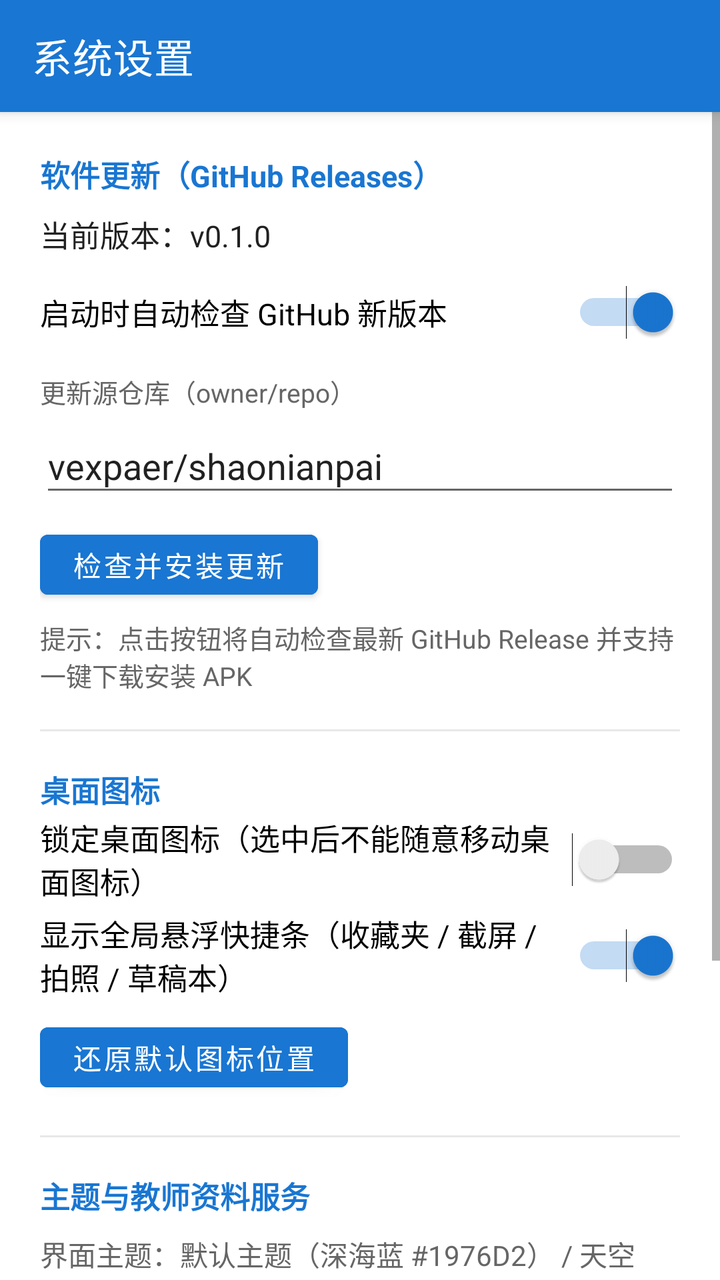
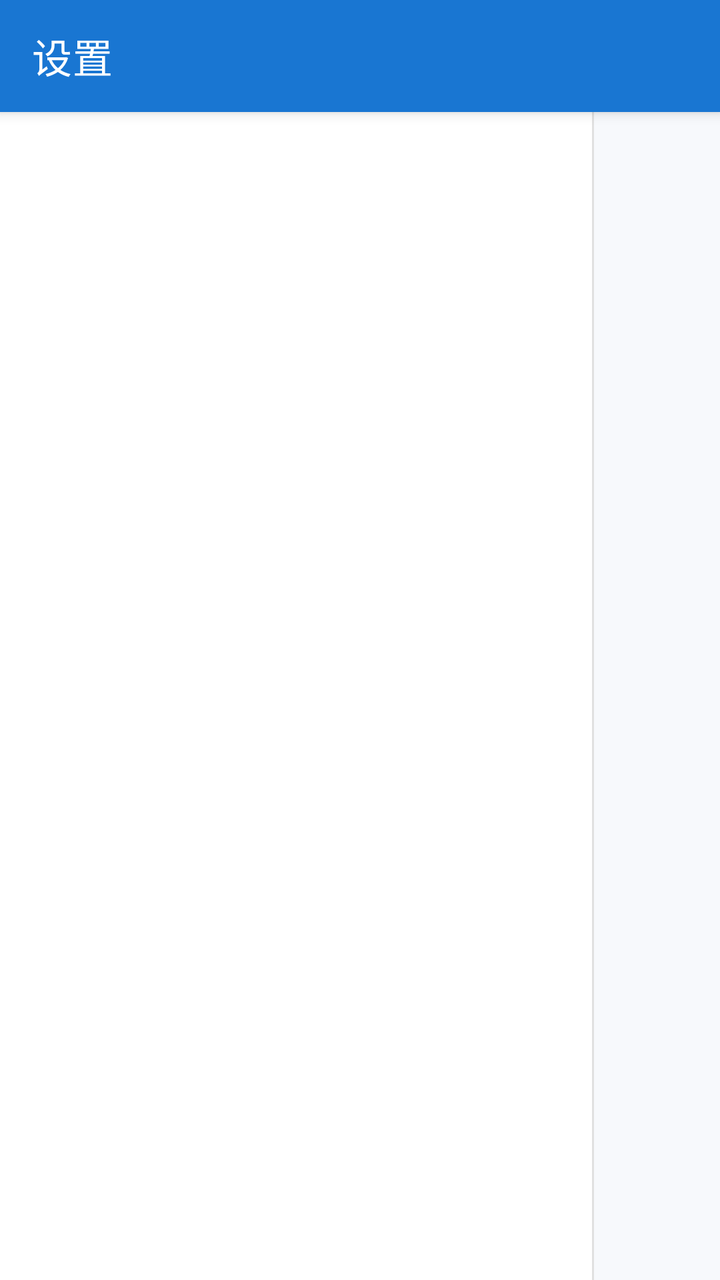

Compare the two renders of this Android layout. The source of the first and the diff that turns it into the second are given below.
<!-- AndroidManifest.xml: activity theme AppTheme.NoActionBar -->
<!-- res/layout/activity_settings.xml -->
<?xml version="1.0" encoding="utf-8"?>
<LinearLayout xmlns:android="http://schemas.android.com/apk/res/android"
    xmlns:app="http://schemas.android.com/apk/res-auto"
    android:layout_width="match_parent"
    android:layout_height="match_parent"
    android:background="#FFFFFFFF"
    android:orientation="vertical">

    <androidx.appcompat.widget.Toolbar
        android:id="@+id/toolbar"
        android:layout_width="match_parent"
        android:layout_height="56dp"
        android:background="@color/primaryColor"
        android:elevation="4dp"
        android:theme="@style/ToolbarTheme"
        app:title="系统设置"
        app:titleTextColor="#FFFFFF" />

    <ScrollView
        android:layout_width="match_parent"
        android:layout_height="match_parent">

        <LinearLayout
            android:layout_width="match_parent"
            android:layout_height="wrap_content"
            android:orientation="vertical"
            android:padding="20dp">

            
            <TextView
                android:layout_width="wrap_content"
                android:layout_height="wrap_content"
                android:text="软件更新（GitHub Releases）"
                android:textColor="@color/primaryColor"
                android:textSize="15sp"
                android:textStyle="bold" />

            <TextView
                android:id="@+id/tvCurrentVersion"
                android:layout_width="wrap_content"
                android:layout_height="wrap_content"
                android:layout_marginTop="8dp"
                android:text="当前版本：v0.1.0"
                android:textColor="@color/textPrimary"
                android:textSize="15sp" />

            <Switch
                android:id="@+id/swAutoUpdate"
                android:layout_width="match_parent"
                android:layout_height="48dp"
                android:layout_marginTop="4dp"
                android:checked="true"
                android:text="启动时自动检查 GitHub 新版本"
                android:textSize="15sp" />

            <TextView
                android:layout_width="wrap_content"
                android:layout_height="wrap_content"
                android:layout_marginTop="6dp"
                android:text="更新源仓库（owner/repo）"
                android:textColor="@color/textSecondary"
                android:textSize="13sp" />

            <EditText
                android:id="@+id/etGithubRepo"
                android:layout_width="match_parent"
                android:layout_height="44dp"
                android:layout_marginTop="4dp"
                android:hint="vexpaer/shaonianpai"
                android:singleLine="true"
                android:text="vexpaer/shaonianpai" />

            <LinearLayout
                android:layout_width="match_parent"
                android:layout_height="wrap_content"
                android:layout_marginTop="8dp"
                android:gravity="center_vertical"
                android:orientation="horizontal">

                <Button
                    android:id="@+id/btnCheckUpdate"
                    android:layout_width="wrap_content"
                    android:layout_height="42dp"
                    android:backgroundTint="@color/primaryColor"
                    android:text="检查并安装更新"
                    android:textColor="#FFFFFF" />

                <ProgressBar
                    android:id="@+id/pbCheckUpdate"
                    android:layout_width="24dp"
                    android:layout_height="24dp"
                    android:layout_marginStart="12dp"
                    android:visibility="gone" />
            </LinearLayout>

            <TextView
                android:id="@+id/tvUpdateStatus"
                android:layout_width="match_parent"
                android:layout_height="wrap_content"
                android:layout_marginTop="6dp"
                android:text="提示：点击按钮将自动检查最新 GitHub Release 并支持一键下载安装 APK"
                android:textColor="@color/textSecondary"
                android:textSize="13sp" />

            <View
                android:layout_width="match_parent"
                android:layout_height="1dp"
                android:layout_marginTop="18dp"
                android:layout_marginBottom="18dp"
                android:background="@color/separateLine" />

            
            <TextView
                android:layout_width="wrap_content"
                android:layout_height="wrap_content"
                android:text="桌面图标"
                android:textColor="@color/primaryColor"
                android:textSize="15sp"
                android:textStyle="bold" />

            <Switch
                android:id="@+id/swLockIcons"
                android:layout_width="match_parent"
                android:layout_height="48dp"
                android:checked="false"
                android:text="锁定桌面图标（选中后不能随意移动桌面图标）"
                android:textSize="15sp" />

            <Switch
                android:id="@+id/swFloatingBar"
                android:layout_width="match_parent"
                android:layout_height="48dp"
                android:checked="true"
                android:text="显示全局悬浮快捷条（收藏夹 / 截屏 / 拍照 / 草稿本）"
                android:textSize="15sp" />

            <Button
                android:id="@+id/btnResetPositions"
                android:layout_width="wrap_content"
                android:layout_height="42dp"
                android:layout_marginTop="6dp"
                android:backgroundTint="@color/primaryColor"
                android:text="还原默认图标位置"
                android:textColor="#FFFFFF" />

            <View
                android:layout_width="match_parent"
                android:layout_height="1dp"
                android:layout_marginTop="18dp"
                android:layout_marginBottom="18dp"
                android:background="@color/separateLine" />

            
            <TextView
                android:layout_width="wrap_content"
                android:layout_height="wrap_content"
                android:text="主题与教师资料服务"
                android:textColor="@color/primaryColor"
                android:textSize="15sp"
                android:textStyle="bold" />

            <TextView
                android:layout_width="match_parent"
                android:layout_height="wrap_content"
                android:layout_marginTop="8dp"
                android:text="界面主题：默认主题（深海蓝 #1976D2） / 天空蓝 / 梦幻紫"
                android:textColor="@color/textSecondary"
                android:textSize="14sp" />

            <TextView
                android:layout_width="wrap_content"
                android:layout_height="wrap_content"
                android:layout_marginTop="12dp"
                android:text="教师资料服务地址"
                android:textColor="@color/textPrimary"
                android:textSize="15sp" />

            <EditText
                android:id="@+id/etServerUrl"
                android:layout_width="match_parent"
                android:layout_height="44dp"
                android:layout_marginTop="6dp"
                android:hint="http://10.0.2.2:8765"
                android:singleLine="true"
                android:text="http://10.0.2.2:8765" />

            <Button
                android:id="@+id/btnSaveServer"
                android:layout_width="wrap_content"
                android:layout_height="42dp"
                android:layout_marginTop="8dp"
                android:backgroundTint="@color/primaryColor"
                android:text="保存并测试连接"
                android:textColor="#FFFFFF" />

            <TextView
                android:id="@+id/tvConnectionStatus"
                android:layout_width="match_parent"
                android:layout_height="wrap_content"
                android:layout_marginTop="8dp"
                android:text="状态：已连接本地模拟后端（5 个学习任务，9 份测试附件）"
                android:textColor="#2E7D32"
                android:textSize="14sp" />
        </LinearLayout>
    </ScrollView>
</LinearLayout>
<!-- resources referenced by this layout -->
<resources>
  <color name="primaryColor">#FF1976D2</color>
  <color name="separateLine">#FFE8E8E8</color>
  <color name="textPrimary">#FF212121</color>
  <color name="textSecondary">#FF666666</color>
  <style name="ToolbarTheme" parent="ThemeOverlay.AppCompat.Dark.ActionBar">
          <item name="android:textColorPrimary">#FFFFFF</item>
          <item name="android:textColorSecondary">#FFFFFF</item>
      </style>
  <style name="AppTheme.NoActionBar" parent="Theme.MaterialComponents.Light.NoActionBar">
          <item name="colorPrimary">@color/primaryColor</item>
          <item name="colorPrimaryDark">@color/primaryDarkColor</item>
          <item name="colorAccent">@color/primaryColor</item>
          <item name="android:statusBarColor">@color/primaryDarkColor</item>
      </style>
  <color name="primaryDarkColor">#FF004BA0</color>
</resources>

<!-- the commit's change to res/layout/activity_settings.xml (unified diff, before → after) -->
@@ -3,7 +3,7 @@
     xmlns:app="http://schemas.android.com/apk/res-auto"
     android:layout_width="match_parent"
     android:layout_height="match_parent"
-    android:background="#FFFFFFFF"
+    android:background="#FFF5F7FA"
     android:orientation="vertical">
 
     <androidx.appcompat.widget.Toolbar
@@ -13,194 +13,52 @@
         android:background="@color/primaryColor"
         android:elevation="4dp"
         android:theme="@style/ToolbarTheme"
-        app:title="系统设置"
+        app:title="设置"
         app:titleTextColor="#FFFFFF" />
 
-    <ScrollView
+    
+    <LinearLayout
+        android:id="@+id/settingsSplitRoot"
         android:layout_width="match_parent"
-        android:layout_height="match_parent">
+        android:layout_height="0dp"
+        android:layout_weight="1"
+        android:orientation="horizontal">
 
-        <LinearLayout
-            android:layout_width="match_parent"
-            android:layout_height="wrap_content"
-            android:orientation="vertical"
-            android:padding="20dp">
-
-            
-            <TextView
-                android:layout_width="wrap_content"
-                android:layout_height="wrap_content"
-                android:text="软件更新（GitHub Releases）"
-                android:textColor="@color/primaryColor"
-                android:textSize="15sp"
-                android:textStyle="bold" />
-
-            <TextView
-                android:id="@+id/tvCurrentVersion"
-                android:layout_width="wrap_content"
-                android:layout_height="wrap_content"
-                android:layout_marginTop="8dp"
-                android:text="当前版本：v0.1.0"
-                android:textColor="@color/textPrimary"
-                android:textSize="15sp" />
-
-            <Switch
-                android:id="@+id/swAutoUpdate"
-                android:layout_width="match_parent"
-                android:layout_height="48dp"
-                android:layout_marginTop="4dp"
-                android:checked="true"
-                android:text="启动时自动检查 GitHub 新版本"
-                android:textSize="15sp" />
-
-            <TextView
-                android:layout_width="wrap_content"
-                android:layout_height="wrap_content"
-                android:layout_marginTop="6dp"
-                android:text="更新源仓库（owner/repo）"
-                android:textColor="@color/textSecondary"
-                android:textSize="13sp" />
-
-            <EditText
-                android:id="@+id/etGithubRepo"
-                android:layout_width="match_parent"
-                android:layout_height="44dp"
-                android:layout_marginTop="4dp"
-                android:hint="vexpaer/shaonianpai"
-                android:singleLine="true"
-                android:text="vexpaer/shaonianpai" />
+        
+        <ScrollView
+            android:id="@+id/svLevel1Headers"
+            android:layout_width="296dp"
+            android:layout_height="match_parent"
+            android:background="#FFFFFFFF">
 
             <LinearLayout
+                android:id="@+id/llLevel1Headers"
                 android:layout_width="match_parent"
                 android:layout_height="wrap_content"
-                android:layout_marginTop="8dp"
-                android:gravity="center_vertical"
-                android:orientation="horizontal">
+                android:orientation="vertical"
+                android:paddingVertical="6dp" />
+        </ScrollView>
 
-                <Button
-                    android:id="@+id/btnCheckUpdate"
-                    android:layout_width="wrap_content"
-                    android:layout_height="42dp"
-                    android:backgroundTint="@color/primaryColor"
-                    android:text="检查并安装更新"
-                    android:textColor="#FFFFFF" />
+        <View
+            android:id="@+id/vSettingsDivider"
+            android:layout_width="1dp"
+            android:layout_height="match_parent"
+            android:background="#FFE0E0E0" />
 
-                <ProgressBar
-                    android:id="@+id/pbCheckUpdate"
-                    android:layout_width="24dp"
-                    android:layout_height="24dp"
-                    android:layout_marginStart="12dp"
-                    android:visibility="gone" />
-            </LinearLayout>
+        
+        <ScrollView
+            android:id="@+id/svLevel2Detail"
+            android:layout_width="0dp"
+            android:layout_height="match_parent"
+            android:layout_weight="1"
+            android:background="#FFF7F9FC">
 
-            <TextView
-                android:id="@+id/tvUpdateStatus"
+            <LinearLayout
+                android:id="@+id/llLevel2Content"
                 android:layout_width="match_parent"
                 android:layout_height="wrap_content"
-                android:layout_marginTop="6dp"
-                android:text="提示：点击按钮将自动检查最新 GitHub Release 并支持一键下载安装 APK"
-                android:textColor="@color/textSecondary"
-                android:textSize="13sp" />
-
-            <View
-                android:layout_width="match_parent"
-                android:layout_height="1dp"
-                android:layout_marginTop="18dp"
-                android:layout_marginBottom="18dp"
-                android:background="@color/separateLine" />
-
-            
-            <TextView
-                android:layout_width="wrap_content"
-                android:layout_height="wrap_content"
-                android:text="桌面图标"
-                android:textColor="@color/primaryColor"
-                android:textSize="15sp"
-                android:textStyle="bold" />
-
-            <Switch
-                android:id="@+id/swLockIcons"
-                android:layout_width="match_parent"
-                android:layout_height="48dp"
-                android:checked="false"
-                android:text="锁定桌面图标（选中后不能随意移动桌面图标）"
-                android:textSize="15sp" />
-
-            <Switch
-                android:id="@+id/swFloatingBar"
-                android:layout_width="match_parent"
-                android:layout_height="48dp"
-                android:checked="true"
-                android:text="显示全局悬浮快捷条（收藏夹 / 截屏 / 拍照 / 草稿本）"
-                android:textSize="15sp" />
-
-            <Button
-                android:id="@+id/btnResetPositions"
-                android:layout_width="wrap_content"
-                android:layout_height="42dp"
-                android:layout_marginTop="6dp"
-                android:backgroundTint="@color/primaryColor"
-                android:text="还原默认图标位置"
-                android:textColor="#FFFFFF" />
-
-            <View
-                android:layout_width="match_parent"
-                android:layout_height="1dp"
-                android:layout_marginTop="18dp"
-                android:layout_marginBottom="18dp"
-                android:background="@color/separateLine" />
-
-            
-            <TextView
-                android:layout_width="wrap_content"
-                android:layout_height="wrap_content"
-                android:text="主题与教师资料服务"
-                android:textColor="@color/primaryColor"
-                android:textSize="15sp"
-                android:textStyle="bold" />
-
-            <TextView
-                android:layout_width="match_parent"
-                android:layout_height="wrap_content"
-                android:layout_marginTop="8dp"
-                android:text="界面主题：默认主题（深海蓝 #1976D2） / 天空蓝 / 梦幻紫"
-                android:textColor="@color/textSecondary"
-                android:textSize="14sp" />
-
-            <TextView
-                android:layout_width="wrap_content"
-                android:layout_height="wrap_content"
-                android:layout_marginTop="12dp"
-                android:text="教师资料服务地址"
-                android:textColor="@color/textPrimary"
-                android:textSize="15sp" />
-
-            <EditText
-                android:id="@+id/etServerUrl"
-                android:layout_width="match_parent"
-                android:layout_height="44dp"
-                android:layout_marginTop="6dp"
-                android:hint="http://10.0.2.2:8765"
-                android:singleLine="true"
-                android:text="http://10.0.2.2:8765" />
-
-            <Button
-                android:id="@+id/btnSaveServer"
-                android:layout_width="wrap_content"
-                android:layout_height="42dp"
-                android:layout_marginTop="8dp"
-                android:backgroundTint="@color/primaryColor"
-                android:text="保存并测试连接"
-                android:textColor="#FFFFFF" />
-
-            <TextView
-                android:id="@+id/tvConnectionStatus"
-                android:layout_width="match_parent"
-                android:layout_height="wrap_content"
-                android:layout_marginTop="8dp"
-                android:text="状态：已连接本地模拟后端（5 个学习任务，9 份测试附件）"
-                android:textColor="#2E7D32"
-                android:textSize="14sp" />
-        </LinearLayout>
-    </ScrollView>
+                android:orientation="vertical"
+                android:padding="18dp" />
+        </ScrollView>
+    </LinearLayout>
 </LinearLayout>
<!-- resource entries referenced after the edit -->
@@ -1,9 +1,6 @@
 <!-- resources referenced by this layout -->
 <resources>
   <color name="primaryColor">#FF1976D2</color>
-  <color name="separateLine">#FFE8E8E8</color>
-  <color name="textPrimary">#FF212121</color>
-  <color name="textSecondary">#FF666666</color>
   <style name="ToolbarTheme" parent="ThemeOverlay.AppCompat.Dark.ActionBar">
           <item name="android:textColorPrimary">#FFFFFF</item>
           <item name="android:textColorSecondary">#FFFFFF</item>
